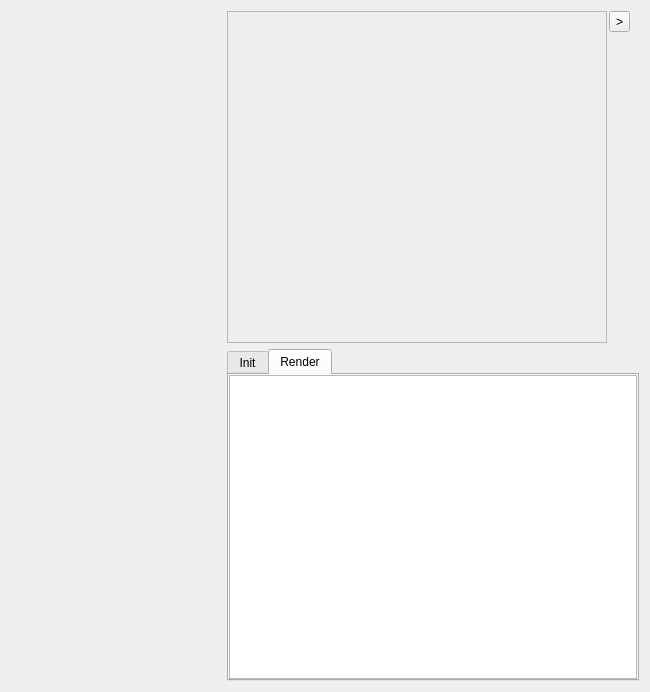
Old version of the form packages/Mock/ParticleEditor/ParticleEditor2.ui in the repository tommo/gii.
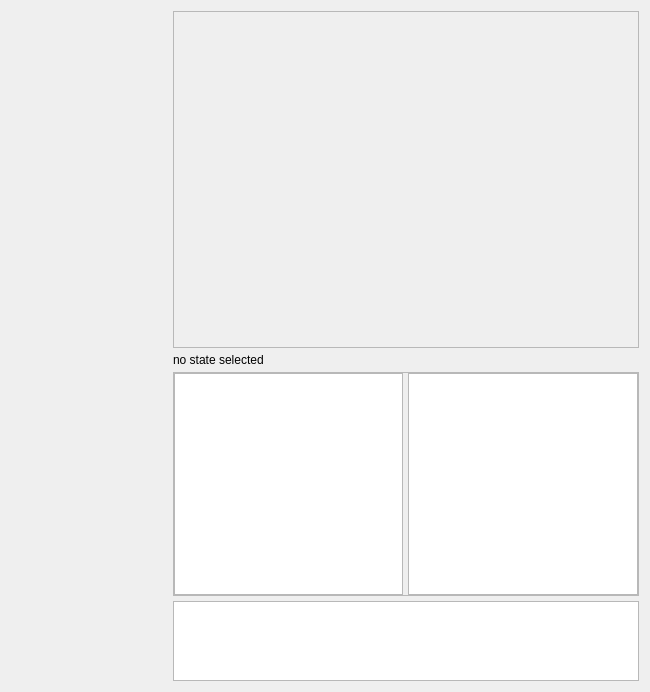
New version of the form.

Commit message: progress on particle editor( script reloading)

What changed in the file:
```diff
--- a/packages/Mock/ParticleEditor/ParticleEditor2.ui
+++ b/packages/Mock/ParticleEditor/ParticleEditor2.ui
@@ -14,6 +14,12 @@
    <string>Form</string>
   </property>
   <layout class="QHBoxLayout" name="horizontalLayout_2">
+   <property name="spacing">
+    <number>5</number>
+   </property>
+   <property name="leftMargin">
+    <number>12</number>
+   </property>
    <item>
     <widget class="QWidget" name="leftPanel" native="true">
      <property name="sizePolicy">
@@ -66,17 +72,15 @@
    </item>
    <item>
     <layout class="QVBoxLayout" name="verticalLayout_4">
-     <item>
-      <layout class="QHBoxLayout" name="horizontalLayout">
        <property name="spacing">
-        <number>2</number>
+      <number>5</number>
        </property>
        <item>
         <widget class="QFrame" name="containerPreview">
          <property name="sizePolicy">
           <sizepolicy hsizetype="Expanding" vsizetype="Expanding">
            <horstretch>0</horstretch>
-           <verstretch>0</verstretch>
+         <verstretch>3</verstretch>
           </sizepolicy>
          </property>
          <property name="frameShape">
@@ -88,60 +92,35 @@
         </widget>
        </item>
        <item>
-        <widget class="QWidget" name="toolPreview" native="true">
-         <property name="minimumSize">
-          <size>
-           <width>30</width>
-           <height>0</height>
-          </size>
-         </property>
-         <layout class="QVBoxLayout" name="verticalLayout_5">
-          <property name="spacing">
-           <number>5</number>
-          </property>
-          <property name="margin">
-           <number>0</number>
-          </property>
-          <item>
-           <widget class="QToolButton" name="buttonRandomMove">
+      <widget class="QLabel" name="labelStateName">
             <property name="text">
-             <string>&gt;</string>
+        <string>no state selected</string>
             </property>
            </widget>
           </item>
           <item>
-           <spacer name="verticalSpacer">
-            <property name="orientation">
-             <enum>Qt::Vertical</enum>
-            </property>
-            <property name="sizeHint" stdset="0">
+      <widget class="QFrame" name="panelScript">
+       <property name="sizePolicy">
+        <sizepolicy hsizetype="Preferred" vsizetype="Expanding">
+         <horstretch>0</horstretch>
+         <verstretch>2</verstretch>
+        </sizepolicy>
+       </property>
+       <property name="minimumSize">
              <size>
-              <width>20</width>
-              <height>40</height>
-             </size>
-            </property>
-           </spacer>
-          </item>
-         </layout>
-        </widget>
-       </item>
-      </layout>
-     </item>
-     <item>
-      <widget class="QTabWidget" name="tabScripts">
-       <property name="currentIndex">
-        <number>1</number>
+         <width>0</width>
+         <height>100</height>
+        </size>
+       </property>
+       <property name="frameShape">
+        <enum>QFrame::StyledPanel</enum>
        </property>
-       <property name="elideMode">
-        <enum>Qt::ElideRight</enum>
+       <property name="frameShadow">
+        <enum>QFrame::Raised</enum>
        </property>
-       <widget class="QWidget" name="tabInit">
-        <attribute name="title">
-         <string>Init</string>
-        </attribute>
-        <layout class="QVBoxLayout" name="verticalLayout_2">
+       <layout class="QHBoxLayout" name="horizontalLayout_3">
          <property name="spacing">
-          <number>0</number>
+         <number>5</number>
          </property>
          <property name="margin">
           <number>0</number>
@@ -149,21 +128,32 @@
          <item>
           <widget class="QPlainTextEdit" name="textScriptInit"/>
          </item>
-        </layout>
-       </widget>
-       <widget class="QWidget" name="tabRender">
-        <attribute name="title">
-         <string>Render</string>
-        </attribute>
-        <layout class="QVBoxLayout" name="verticalLayout">
-         <property name="margin">
-          <number>0</number>
-         </property>
          <item>
           <widget class="QPlainTextEdit" name="textScriptRender"/>
          </item>
         </layout>
        </widget>
+     </item>
+     <item>
+      <widget class="QTextEdit" name="textEdit">
+       <property name="sizePolicy">
+        <sizepolicy hsizetype="Expanding" vsizetype="Preferred">
+         <horstretch>0</horstretch>
+         <verstretch>0</verstretch>
+        </sizepolicy>
+       </property>
+       <property name="minimumSize">
+        <size>
+         <width>0</width>
+         <height>0</height>
+        </size>
+       </property>
+       <property name="maximumSize">
+        <size>
+         <width>16777215</width>
+         <height>80</height>
+        </size>
+       </property>
       </widget>
      </item>
     </layout>
```
Lines whose indentation alone changed are shown as unchanged. The commit also changes 2 other files.
